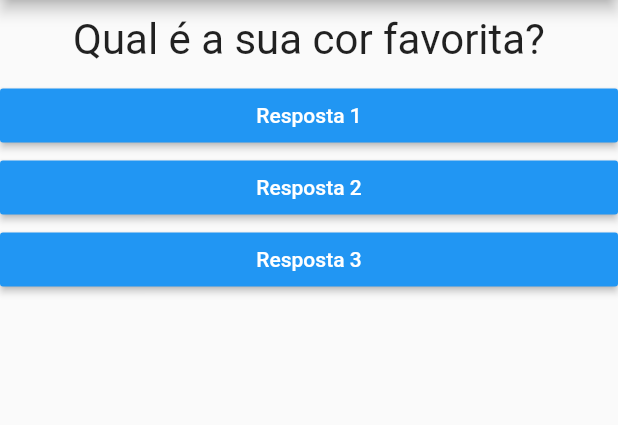
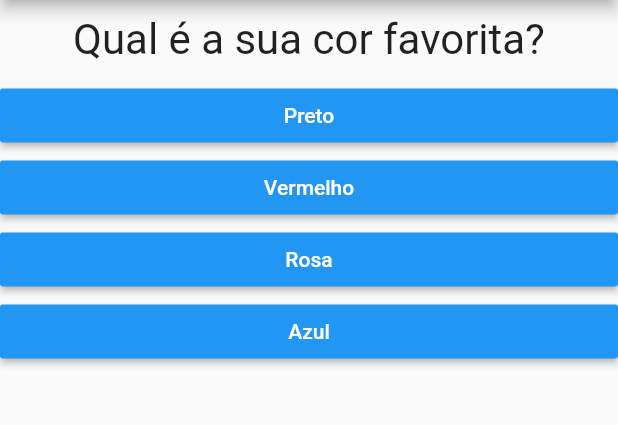
Before and after one commit to thainan76/projetos_perguntas_flutter, a Flutter app: the screen it shows after launch, on a phone screen of 412 x 824 dp, the part 84-509 px from its top. Run offline on Flutter 3.47's test engine with Material 2 defaults, Android fonts, the phone set to English and light mode, and no system bars.

Commit message:
Utilizando map

```diff
--- a/lib/main.dart
+++ b/lib/main.dart
@@ -24,11 +24,27 @@ class _PerguntaAppState extends State<PerguntasApp> {
   @override
   Widget build(BuildContext context){
 
-    final List<String> perguntas = [
-      "Qual é a sua cor favorita?",
-      "Qual é o seu animal favorito?",
-      "Qual é a sua comida favorita?",
+    final List<Map<String, Object>> perguntas = [
+      {
+        'texto': 'Qual é a sua cor favorita?',
+        'respostas': ['Preto', 'Vermelho', 'Rosa','Azul']
+      },
+      {
+        'texto': 'Qual é o seu animal favorito?',
+        'respostas': ['Cachorro', 'Gato', 'Macaco','Porco']
+      },
+      {
+        'texto': 'Qual é a sua comida favorita?',
+        'respostas': ['Strogonoff', 'Lasanha', 'Pizza','Lanche']
+      }
     ];
+
+    List<String> resposta = perguntas[_perguntaSelecionada]['respostas'];
+    //List<Widget> widget = resposta.map((t) => Respostas(t, _responder)).toList();
+
+    /*for(String textRespostas in resposta){
+      widget.add(Respostas(textRespostas, _responder));
+    }  */
 
       return MaterialApp(
         home: Scaffold(
@@ -37,11 +53,9 @@ class _PerguntaAppState extends State<PerguntasApp> {
           ),
           body: Column(
             children: <Widget>[
-              Questao(perguntas[_perguntaSelecionada]),
-              Respostas('Resposta 1', _responder),
-              Respostas('Resposta 2', _responder),
-              Respostas('Resposta 3', _responder),
-            ],
+              Questao(perguntas[_perguntaSelecionada]['texto']),
+              ...resposta.map((t) => Respostas(t, _responder)).toList(),
+           ],
           ),
         ),
       );
--- a/pubspec.yaml
+++ b/pubspec.yaml
@@ -14,7 +14,7 @@ description: A new Flutter project.
 version: 1.0.0+1
 
 environment:
-  sdk: ">=2.1.0 <3.0.0"
+  sdk: ">=2.3.0 <3.0.0"
 
 dependencies:
   flutter:
```
